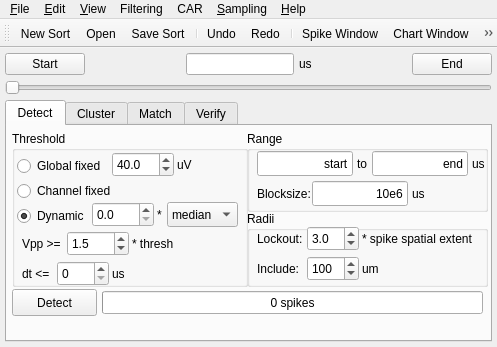
spyke/spyke, file spyke/spyke.ui: the form before one commit.
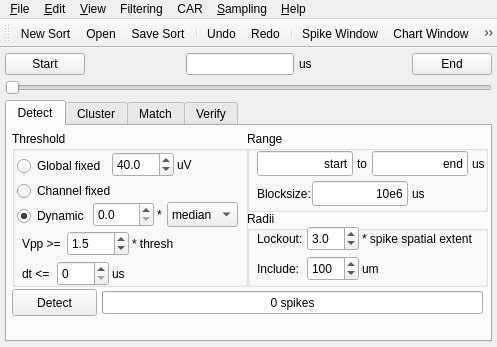
The form after the commit. Icons and pictures are not drawn. Custom widgets are drawn as their Qt base class.

Commit message: Minor widget tweaks in Detect tab

Patch:
```diff
--- a/spyke/spyke.ui
+++ b/spyke/spyke.ui
@@ -223,7 +223,7 @@
           <rect>
            <x>5</x>
            <y>50</y>
-           <width>99</width>
+           <width>111</width>
            <height>20</height>
           </rect>
          </property>
@@ -426,9 +426,9 @@
         <widget class="QDoubleSpinBox" name="dynamicNoiseXSpinBox">
          <property name="geometry">
           <rect>
-           <x>80</x>
+           <x>81</x>
            <y>71</y>
-           <width>62</width>
+           <width>61</width>
            <height>25</height>
           </rect>
          </property>
```
